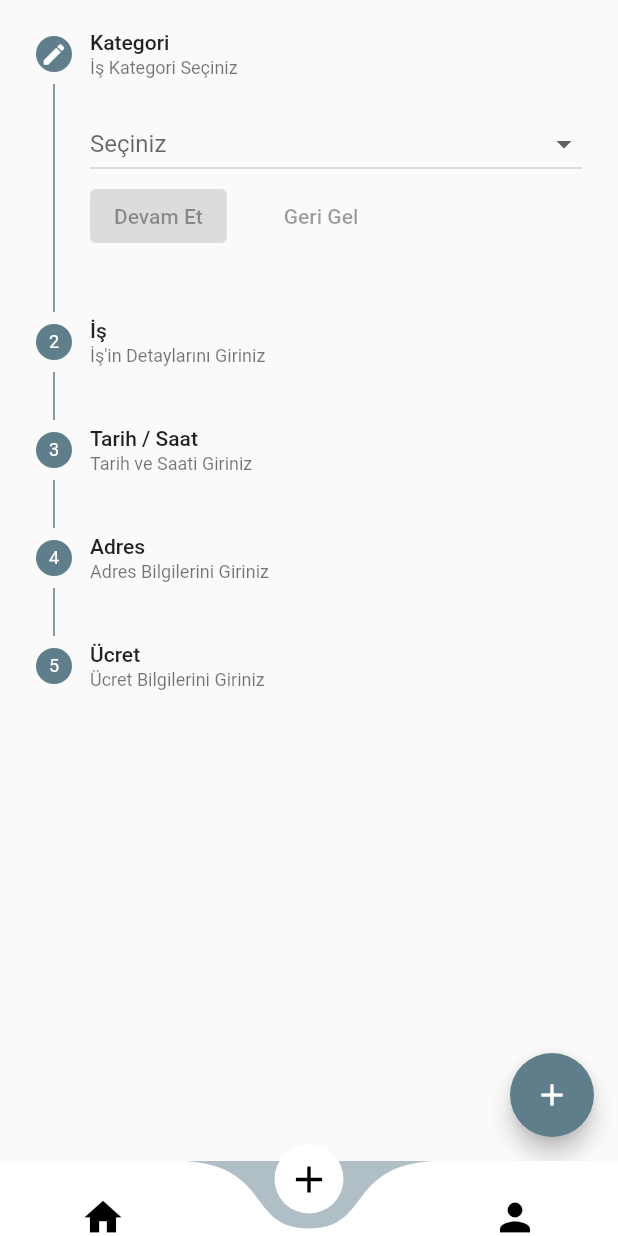
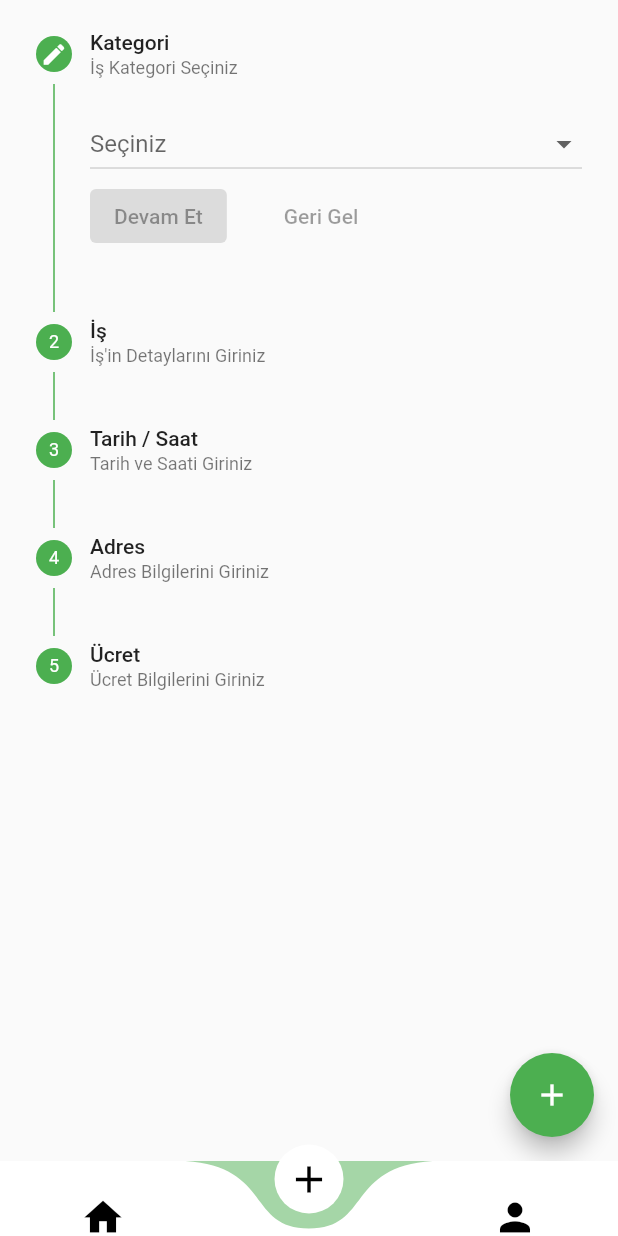
Before and after one commit to isacetin/flutter_is_ilan, a Flutter app: the screen it shows once a user with an empty profile is signed in, item 2 of the bottom bar chosen, after a tap on the "add" icon, on a phone screen of 412 x 824 dp. Run offline on Flutter 3.47's test engine with Material 2 defaults, Android fonts, the phone set to English and light mode, and no system bars; drawn by our look-alikes of curved_navigation_bar; our stand-ins replace cloud_firestore, date_time_picker, firebase_auth, firebase_core, flutter_multi_formatter, flutter_svg and 1 more; accounts and stored records are empty; network calls fail.

Commit message:
fixed and updated

```diff
--- a/lib/main.dart
+++ b/lib/main.dart
@@ -31,7 +31,7 @@ class _MyAppState extends State<MyApp> {
         theme: context.watch<AppController>().themeGet() == true
             ? ThemeData.dark()
             : ThemeData(
-                primarySwatch: Colors.blueGrey,
+                primarySwatch: Colors.green,
                 visualDensity: VisualDensity.adaptivePlatformDensity,
               ),
         home: Yonlendirme());
--- a/lib/model/Kullanici.dart
+++ b/lib/model/Kullanici.dart
@@ -3,6 +3,7 @@ import 'package:flutter/cupertino.dart';
 class Kullanici {
   String id;
   String kullaniciAd;
+  String kullaniciSoyad;
   String email;
   String profilUrl = " ";
 
@@ -10,12 +11,14 @@ class Kullanici {
       {@required this.id,
       @required this.email,
       this.kullaniciAd,
+      this.kullaniciSoyad,
       this.profilUrl});
 
   Map<String, dynamic> toMap() {
     return {
       "kullanıcıId": id,
       "kullanıcıAd": kullaniciAd,
+      "kullaniciSoyad": kullaniciSoyad,
       "e-mail": email,
       "profilUrl": profilUrl,
     };
@@ -24,6 +27,7 @@ class Kullanici {
   Kullanici.fromMap(Map<String, dynamic> map)
       : id = map["kullaniciID"],
         kullaniciAd = map["kullaniciAd"],
+        kullaniciSoyad = map["kullaniciSoyad"],
         email = map["e-mail"],
         profilUrl = map["fotoUrl"];
 
--- a/lib/view/anasayfa.dart
+++ b/lib/view/anasayfa.dart
@@ -17,6 +17,7 @@ class _AnasayfaState extends State<Anasayfa> {
     var pageController = PageController();
     return Scaffold(
       body: PageView(
+        physics: NeverScrollableScrollPhysics(),
         controller: pageController,
         onPageChanged: (index) {
           setState(() {
@@ -27,6 +28,7 @@ class _AnasayfaState extends State<Anasayfa> {
           Ilanlar(),
           IlanEkleme(),
           Profil(),
+          //SettingsProfile(),
         ],
       ),
       bottomNavigationBar: buildCurvedNavigationBar(context, pageController),
--- a/lib/view/profil.dart
+++ b/lib/view/profil.dart
@@ -1,7 +1,9 @@
 import 'package:flutter/cupertino.dart';
 import 'package:flutter/material.dart';
+import 'package:flutter_is_ilan/model/Kullanici.dart';
 import 'package:flutter_is_ilan/view_model/FirebaseAuth.dart';
 import 'package:flutter_is_ilan/view_model/app_controller.dart';
+import 'package:flutter_is_ilan/view_model/firesbase_firestore.dart';
 import 'package:flutter_is_ilan/widgets/card_widget.dart';
 import 'package:provider/provider.dart';
 import 'package:url_launcher/url_launcher.dart';
@@ -12,13 +14,36 @@ class Profil extends StatefulWidget {
 }
 
 class _ProfilState extends State<Profil> {
+  FocusNode myFocusNode;
+  FocusNode myFocusNode2;
+  String kullaniciAd, kullaniciSoyad;
+  var _formKey = GlobalKey<FormState>();
   bool darkMi = false;
   var snackBar = SnackBar(
     content: Text(
       'Şifrenizi sıfırlamak için mailinizi kontrol ediniz.',
       style: TextStyle(color: Colors.black),
     ),
-      backgroundColor: Colors.yellow);
+  );
+  var snackBar2 = SnackBar(
+      content: Text(
+        'Adınız ve Soyadınız Güncellenmiştir.',
+        style: TextStyle(color: Colors.black),
+      ),
+      backgroundColor: Colors.green);
+
+  @override
+  void initState() {
+    super.initState();
+    myFocusNode = FocusNode();
+    myFocusNode2 = FocusNode();
+  }
+  @override
+  void dispose() {
+    super.dispose();
+    myFocusNode.dispose();
+    myFocusNode2.dispose();
+  }
 
   @override
   Widget build(BuildContext context) {
@@ -29,24 +54,116 @@ class _ProfilState extends State<Profil> {
         preferredSize: Size.fromHeight(40),
         child: buildAppBar(),
       ),
-      body: Column(
+      body: FutureBuilder<Kullanici>(
+        future: FirebaseFirestoreService().cloudKullaniciGetir(),
+        builder: (context, snapshot) {
+          if (!snapshot.hasData) {
+            return Center(
+              child: CircularProgressIndicator(),
+            );
+          }
+          return Padding(
+            padding: const EdgeInsets.all(8.0),
+            child: ListView(
               children: [
-          CustomCardWidget(
-            leading: Icon(Icons.person, size: 50),
-            title: Text(_authProvider.kullaniciTakip().email.substring(
-                0, _authProvider.kullaniciTakip().email.indexOf('@'))),
+                SizedBox(height: 15),
+                Center(
+                  child: Stack(
+                    children: [
+                      Container(
+                        width: 130,
+                        height: 130,
+                        decoration: BoxDecoration(
+                            border: Border.all(
+                                width: 4,
+                                color:
+                                    Theme.of(context).scaffoldBackgroundColor),
+                            shape: BoxShape.circle,
+                            image: DecorationImage(
+                              fit: BoxFit.cover,
+                              image: AssetImage("assets/images/profil.png"),
                             ),
-          CustomCardWidget(
-            leading: Icon(
-              Icons.email_outlined,
+                            boxShadow: [
+                              BoxShadow(
+                                  spreadRadius: 2,
+                                  blurRadius: 10,
+                                  color: Colors.black.withOpacity(0.1),
+                                  offset: Offset(0, 10))
+                            ]),
                       ),
-            title: Text(_authProvider.kullaniciTakip().email),
+                      Positioned(
+                        bottom: 0,
+                        right: 0,
+                        child: Container(
+                          height: 40,
+                          width: 40,
+                          decoration: BoxDecoration(
+                            shape: BoxShape.circle,
+                            border: Border.all(
+                              width: 4,
+                              color: Theme.of(context).scaffoldBackgroundColor,
                             ),
-          CustomCardWidget(
-            leading: Icon(
-              Icons.phone,
+                            color: Colors.green,
                           ),
-            title: Text(_authProvider.kullaniciTakip().uid),
+                          child: Icon(
+                            Icons.edit,
+                            color: Colors.white,
+                          ),
+                        ),
+                      ),
+                    ],
+                  ),
+                ),
+                SizedBox(height: 35),
+                Form(
+                  key: _formKey,
+                  child: Column(
+                    children: [
+                      TextFormField(
+                        focusNode: myFocusNode,
+                        autofocus: false,
+                        initialValue: snapshot.data.kullaniciAd,
+                        decoration: InputDecoration(
+                          contentPadding: EdgeInsets.only(bottom: 3),
+                          labelText: "İsim",
+                        ),
+                        onSaved: (girilenAd) {
+                          kullaniciAd = girilenAd;
+                        },
+                      ),
+                      SizedBox(height: 15),
+                      TextFormField(
+                        focusNode: myFocusNode2,
+                        autofocus: false,
+                        initialValue: snapshot.data.kullaniciSoyad,
+                        decoration: InputDecoration(
+                            contentPadding: EdgeInsets.only(bottom: 3),
+                            labelText: "Soyisim"),
+                        onSaved: (girilenAd) {
+                          kullaniciSoyad = girilenAd;
+                        },
+                      ),
+                    ],
+                  ),
+                ),
+                Row(
+                  mainAxisAlignment: MainAxisAlignment.end,
+                  children: [
+                    ElevatedButton(
+                      child: Text(
+                        "KAYDET",
+                        style: TextStyle(letterSpacing: 2, fontSize: 14),
+                      ),
+                      onPressed: () {
+                        _formKey.currentState.save();
+                        FirebaseFirestoreService().cloudKullaniciGuncelle(
+                            kullaniciAd, kullaniciSoyad);
+                        myFocusNode.unfocus();
+                        myFocusNode2.unfocus();
+                        ScaffoldMessenger.of(context).showSnackBar(snackBar2);
+                      },
+                    ),
+                  ],
                 ),
                 SizedBox(height: 25),
                 CustomCardWidget(
@@ -63,15 +180,6 @@ class _ProfilState extends State<Profil> {
                   title: Text("Yardım"),
                   onpress: () => _showDialog(),
                 ),
-          CustomCardWidget(
-            leading: Icon(
-              Icons.exit_to_app_outlined,
-            ),
-            title: Text("Çıkış Yap"),
-            onpress: () {
-              _authProvider.cikisYap();
-            },
-          ),
                 Card(
                     child: SwitchListTile(
                         title: Text("Karanlık Mod"),
@@ -82,17 +190,26 @@ class _ProfilState extends State<Profil> {
                             _appProvider.themeChange();
                           });
                         })),
+                CustomCardWidget(
+                  leading: Icon(
+                    Icons.exit_to_app_outlined,
+                  ),
+                  title: Text("Çıkış Yap"),
+                  onpress: () {
+                    _authProvider.cikisYap();
+                  },
+                ),
               ],
+            ),
+          );
+        },
       ),
     );
   }
 
   AppBar buildAppBar() {
     return AppBar(
-      title: Text(
-        "Profil",
-        style: TextStyle(fontStyle: FontStyle.italic),
-      ),
+      title: Text("Profil"),
       elevation: 0,
       centerTitle: true,
     );
@@ -117,6 +234,19 @@ class _ProfilState extends State<Profil> {
             title: Text('@isacetinn'),
           ),
         ]);
+  }
+
+  Widget buildTextField(String labelTextt, String hintTextt) {
+    return Padding(
+      padding: const EdgeInsets.only(bottom: 35),
+      child: TextFormField(
+        initialValue: hintTextt,
+        decoration: InputDecoration(
+          contentPadding: EdgeInsets.only(bottom: 3),
+          labelText: labelTextt,
+        ),
+      ),
+    );
   }
 
   _lauchEmail() async {
--- a/lib/view_model/firesbase_firestore.dart
+++ b/lib/view_model/firesbase_firestore.dart
@@ -3,6 +3,7 @@ import 'package:firebase_auth/firebase_auth.dart';
 import 'package:flutter/cupertino.dart';
 import 'package:flutter_is_ilan/model/Kullanici.dart';
 import 'package:flutter_is_ilan/model/ilan.dart';
+import 'package:flutter_is_ilan/view_model/FirebaseAuth.dart';
 
 class FirebaseFirestoreService extends ChangeNotifier {
   FirebaseFirestore _firebaseFirestore = FirebaseFirestore.instance;
@@ -11,40 +12,55 @@ class FirebaseFirestoreService extends ChangeNotifier {
     await _firebaseFirestore.collection("kullanicilar").doc(kullanici.uid).set({
       "kullaniciID": kullanici.uid,
       "e-mail": kullanici.email,
-      "kullaniciAd": kullanici.email.substring(0, kullanici.email.indexOf('@')),
+      "kullaniciAd": " ",
+      "kullaniciSoyad": " ",
       "fotoUrl": kullanici.photoURL,
     }).then((value) => print("**********Kullanici Eklendi**********"));
   }
 
-  cloudKullaniciGetir(String userId) async {
-    DocumentSnapshot doc =
-        await _firebaseFirestore.collection("kullanicilar").doc(userId).get();
-    Map<String, dynamic> okunanMap = doc.data();
-    Kullanici kullanici = Kullanici.fromMap(okunanMap);
-    print("Okunan User : " + kullanici.toString());
+  Future<Kullanici> cloudKullaniciGetir() async {
+    DocumentSnapshot doc = await _firebaseFirestore
+        .collection("kullanicilar")
+        .doc(FirebaseAuthService().kullaniciTakip().uid)
+        .get();
+    Kullanici kullanici;
+    if (doc.exists) {
+      Map<String, dynamic> okunanMap = doc.data();
+      kullanici = Kullanici.fromMap(okunanMap);
+    }
     return kullanici;
   }
 
-  Future<void> IsKaydet(IsIlan isIlan) async{
-    try{
+  Future<void> cloudKullaniciGuncelle(
+      String kullaniciAd, String kullaniciSoyad) async {
+    await _firebaseFirestore
+        .collection("kullanicilar")
+        .doc(FirebaseAuthService().kullaniciTakip().uid)
+        .update({
+      "kullaniciAd": kullaniciAd,
+      "kullaniciSoyad": kullaniciSoyad,
+    });
+  }
+
+  // ignore: non_constant_identifier_names
+  Future<void> IsKaydet(IsIlan isIlan) async {
+    try {
       await _firebaseFirestore.collection("isler").doc().set({
-        "isAdi" : isIlan.isAdi,
-        "idAdres" : isIlan.isAdres,
-        "isDetay" : isIlan.isDetay,
-        "isUcret" : isIlan.isUcret,
-        "isZaman" : isIlan.isZaman,
-        "yayilayanMail" : isIlan.yayilayanMail
-      }).then((value) => {
-        print("İş Başarıyla Eklendi")
-      });
-    }catch(e){
+        "isAdi": isIlan.isAdi,
+        "idAdres": isIlan.isAdres,
+        "isDetay": isIlan.isDetay,
+        "isUcret": isIlan.isUcret,
+        "isZaman": isIlan.isZaman,
+        "yayilayanMail": isIlan.yayilayanMail
+      }).then((value) => {print("İş Başarıyla Eklendi")});
+    } catch (e) {
       print("İs Kayıt Ederken Hata $e");
     }
   }
 
-  ilanGetir()async{
-    QuerySnapshot ilanlar = await FirebaseFirestore.instance.collection("isler").get();
+  ilanGetir() async {
+    QuerySnapshot ilanlar =
+        await FirebaseFirestore.instance.collection("isler").get();
     return ilanlar;
   }
-
 }
--- a/lib/widgets/card_widget.dart
+++ b/lib/widgets/card_widget.dart
@@ -1,8 +1,9 @@
 import 'package:flutter/material.dart';
 
+// ignore: must_be_immutable
 class CustomCardWidget extends StatelessWidget {
-  final Icon leading;
-  final Text title;
+   Icon leading;
+   Text title;
   VoidCallback onpress = () {};
   CustomCardWidget({this.leading, this.title, this.onpress});
   @override
```
Also changed, not shown: lib/view/home_page.dart (+14 -1 lines), lib/view/settings_profile.dart (added, +103 -0 lines), lib/view_model/FirebaseAuth.dart (+7 -6 lines). Lines whose indentation alone changed are shown as unchanged.
